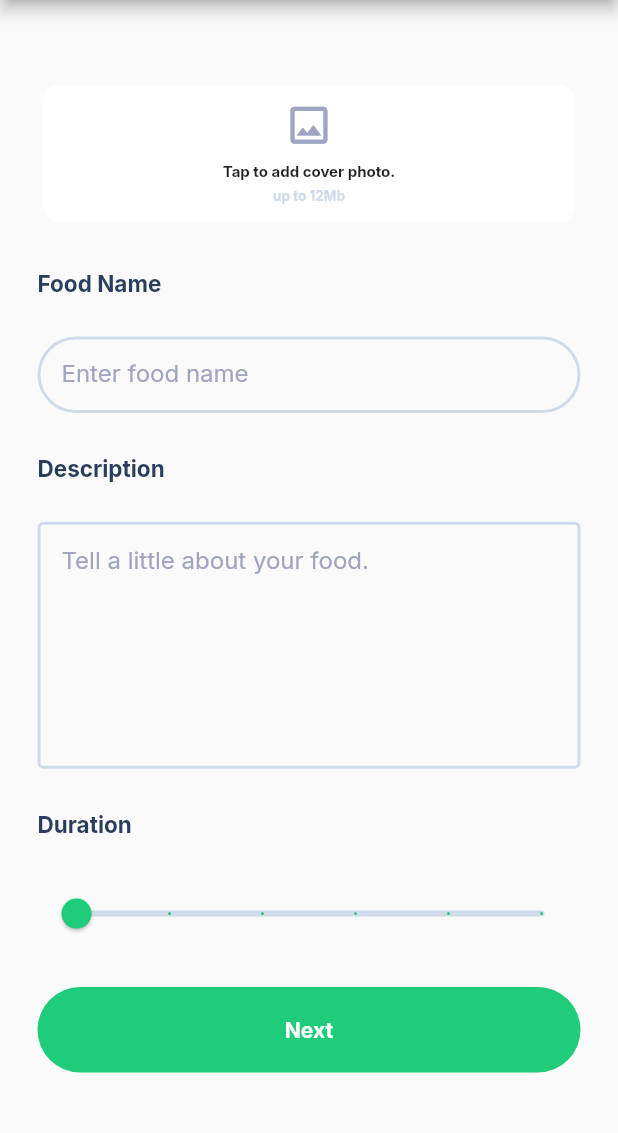
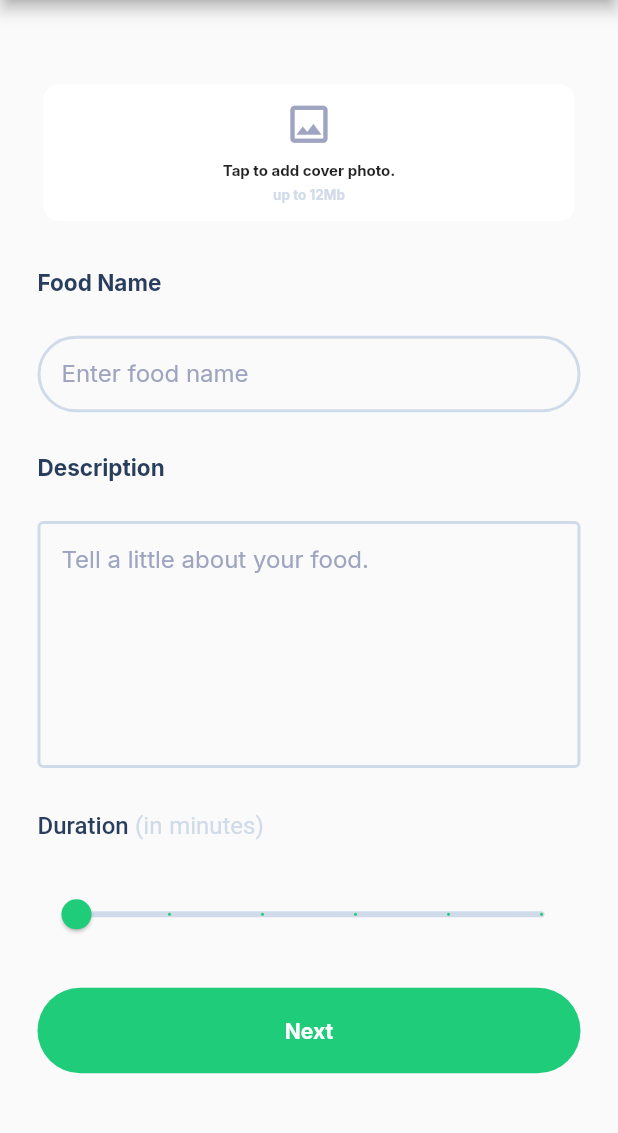
Before and after one commit to sandra-ntsoele/e-gordon, a Flutter app: the UploadScreen screen opened directly, on a phone screen of 412 x 824 dp, the part 84-1217 px from its top. Run offline on Flutter 3.47's test engine with Material 2 defaults, Android fonts, the phone set to English and light mode, and no system bars; our stand-ins replace cloud_firestore, email_validator, file_picker, firebase_auth, firebase_core, google_fonts and 1 more; missing offline and left inert: dart:ffi; accounts and stored records are empty.

Commit message:
style<ui>: make use of RichText for one of the duration label/heading

```diff
--- a/lib/view/upload/upload_step_one.dart
+++ b/lib/view/upload/upload_step_one.dart
@@ -2,7 +2,6 @@ import 'package:e_gordon/controller/upload_controller.dart';
 import 'package:e_gordon/view/components/text_components/heading.dart';
 import 'package:e_gordon/view/constants.dart';
 import 'package:e_gordon/view/upload/recipe.dart';
-import 'package:file_picker/file_picker.dart';
 import 'package:flutter/material.dart';
 
 import 'components/image_picker.dart';
@@ -65,7 +64,26 @@ class _UploadStepOneState extends State<UploadStepOne> {
                   uploadController.validateDescription(input),
             ),
             SizedBox(height: size.height * 0.03),
-            Heading(text: "Duration", headingType: 3, overflow: false),
+            RichText(
+              text: const TextSpan(
+                text: "Duration ",
+                style: TextStyle(
+                  color: mainTextColour,
+                  fontWeight: FontWeight.w500,
+                  fontSize: 16,
+                  height: 1.5,
+                ),
+                children: [
+                  TextSpan(
+                    text: "(in minutes)",
+                    style: TextStyle(
+                      color: outlineColour,
+                      fontWeight: FontWeight.normal,
+                    ),
+                  ),
+                ],
+              ),
+            ),
             SizedBox(height: size.height * 0.03),
             Slider(
               value: _currentSliderValue,
```
